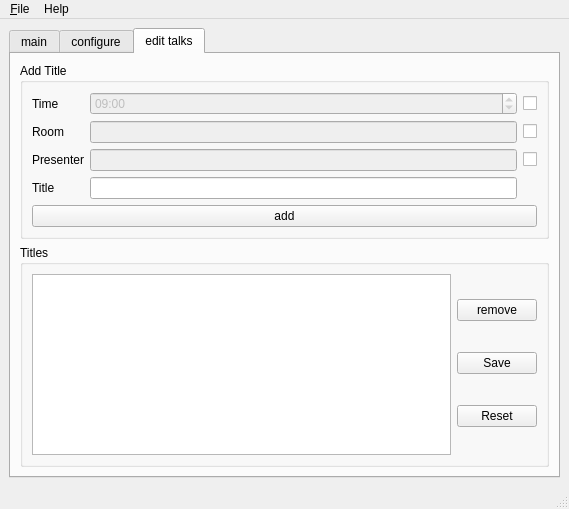
Old version of the form forms/freeseer_ui_qt.ui in the repository Freeseer/freeseer.
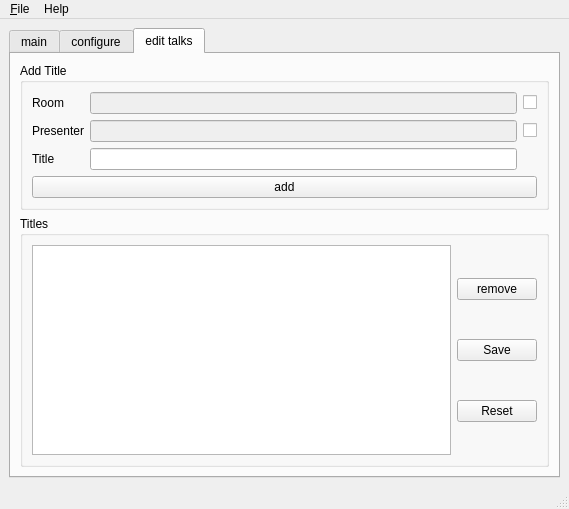
New version of the form. The open tabs and pages were chosen to show the change.

Commit message: added code behind for new video device sources list, removed optional time box in talk editor

```diff
--- a/forms/freeseer_ui_qt.ui
+++ b/forms/freeseer_ui_qt.ui
@@ -333,7 +333,7 @@
           <layout class="QVBoxLayout" name="verticalLayout_3">
            <item>
             <layout class="QGridLayout" name="gridLayout_2">
-             <item row="2" column="0">
+             <item row="1" column="0">
               <widget class="QLabel" name="label">
                <property name="text">
                 <string>Room</string>
@@ -343,7 +343,7 @@
                </property>
               </widget>
              </item>
-             <item row="2" column="1">
+             <item row="1" column="1">
               <widget class="QLineEdit" name="roomEdit">
                <property name="enabled">
                 <bool>false</bool>
@@ -353,67 +353,17 @@
                </property>
               </widget>
              </item>
-             <item row="0" column="1">
-              <widget class="QTimeEdit" name="timeEdit">
-               <property name="enabled">
-                <bool>false</bool>
-               </property>
-               <property name="dateTime">
-                <datetime>
-                 <hour>9</hour>
-                 <minute>0</minute>
-                 <second>0</second>
-                 <year>2000</year>
-                 <month>1</month>
-                 <day>1</day>
-                </datetime>
-               </property>
-               <property name="displayFormat">
-                <string>hh:mm</string>
-               </property>
-               <property name="time">
-                <time>
-                 <hour>9</hour>
-                 <minute>0</minute>
-                 <second>0</second>
-                </time>
-               </property>
-              </widget>
-             </item>
-             <item row="0" column="2">
-              <widget class="QCheckBox" name="checkBox">
-               <property name="layoutDirection">
-                <enum>Qt::LeftToRight</enum>
-               </property>
-               <property name="text">
-                <string/>
-               </property>
-               <property name="checked">
-                <bool>false</bool>
-               </property>
-              </widget>
-             </item>
-             <item row="2" column="2">
+             <item row="1" column="2">
               <widget class="QCheckBox" name="checkBox_2">
                <property name="text">
                 <string/>
                </property>
               </widget>
              </item>
-             <item row="0" column="0">
-              <widget class="QLabel" name="label_2">
-               <property name="text">
-                <string>Time</string>
-               </property>
-               <property name="buddy">
-                <cstring>timeEdit</cstring>
-               </property>
-              </widget>
-             </item>
-             <item row="4" column="1">
+             <item row="3" column="1">
               <widget class="QLineEdit" name="titleEdit"/>
              </item>
-             <item row="4" column="0">
+             <item row="3" column="0">
               <widget class="QLabel" name="label_3">
                <property name="text">
                 <string>Title</string>
@@ -423,7 +373,7 @@
                </property>
               </widget>
              </item>
-             <item row="3" column="0">
+             <item row="2" column="0">
               <widget class="QLabel" name="label_4">
                <property name="text">
                 <string>Presenter</string>
@@ -433,7 +383,7 @@
                </property>
               </widget>
              </item>
-             <item row="3" column="1">
+             <item row="2" column="1">
               <widget class="QLineEdit" name="presenterEdit">
                <property name="enabled">
                 <bool>false</bool>
@@ -443,7 +393,7 @@
                </property>
               </widget>
              </item>
-             <item row="3" column="2">
+             <item row="2" column="2">
               <widget class="QCheckBox" name="checkBox_3">
                <property name="text">
                 <string/>
```
Left out of the diff: 42 changed lines with no effect on the pictures. The commit also changes 4 other files.
